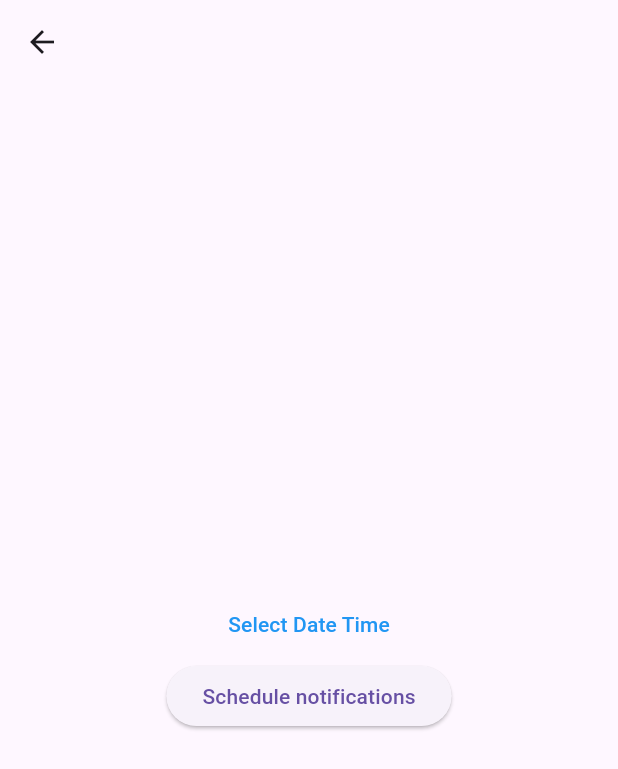
After one commit to Jonalismus/companio_diabetes_app, a Flutter app: the NotificationSettings screen opened directly, after a tap on "Schedule notifications", on a phone screen of 412 x 824 dp. The commit adds this screen. Shown: the top 769 px of the screen. Run offline on Flutter 3.47's test engine with Material 3 defaults, Android fonts, the phone set to English and light mode, and no system bars; our stand-ins replace cloud_firestore, firebase_auth, firebase_core, flutter_datetime_picker_plus, flutter_local_notifications, timezone; accounts and stored records are empty.

Commit message:
add notification on date

```diff
--- a/lib/main.dart
+++ b/lib/main.dart
@@ -2,11 +2,12 @@ import 'package:companio_diabetes_app/api/notification_api.dart';
 import 'package:companio_diabetes_app/screens/signin_screen.dart';
 import 'package:firebase_core/firebase_core.dart';
 import 'package:flutter/material.dart';
-
+import 'package:timezone/data/latest.dart' as tz;
 
 void main() async {
   WidgetsFlutterBinding.ensureInitialized();
   NotificationApi().initNotification();
+  tz.initializeTimeZones();
   await Firebase.initializeApp(
     //Für die Webanwendung:
    //options: DefaultFirebaseOptions.currentPlatform,
--- /dev/null
+++ b/lib/screens/pages/Services/notifi_service.dart
@@ -0,0 +1,58 @@
+import 'package:flutter_local_notifications/flutter_local_notifications.dart';
+import 'package:timezone/timezone.dart' as tz;
+
+class NotificationService {
+  final FlutterLocalNotificationsPlugin notificationsPlugin =
+  FlutterLocalNotificationsPlugin();
+
+  Future<void> initNotification() async {
+    AndroidInitializationSettings initializationSettingsAndroid =
+    const AndroidInitializationSettings('flutter_logo');
+
+    var initializationSettingsIOS = DarwinInitializationSettings(
+        requestAlertPermission: true,
+        requestBadgePermission: true,
+        requestSoundPermission: true,
+        onDidReceiveLocalNotification:
+            (int id, String? title, String? body, String? payload) async {});
+
+    var initializationSettings = InitializationSettings(
+        android: initializationSettingsAndroid, iOS: initializationSettingsIOS);
+    await notificationsPlugin.initialize(initializationSettings,
+        onDidReceiveNotificationResponse:
+            (NotificationResponse notificationResponse) async {});
+  }
+
+  notificationDetails() {
+    return const NotificationDetails(
+        android: AndroidNotificationDetails('channelId', 'channelName',
+            importance: Importance.max),
+        iOS: DarwinNotificationDetails());
+  }
+
+  Future showNotification(
+      {int id = 0, String? title, String? body, String? payLoad}) async {
+    return notificationsPlugin.show(
+        id, title, body, await notificationDetails());
+  }
+
+  Future scheduleNotification(
+      {int id = 0,
+        String? title,
+        String? body,
+        String? payLoad,
+        required DateTime scheduledNotificationDateTime}) async {
+    return notificationsPlugin.zonedSchedule(
+        id,
+        title,
+        body,
+        tz.TZDateTime.from(
+          scheduledNotificationDateTime,
+          tz.local,
+        ),
+        await notificationDetails(),
+        androidAllowWhileIdle: true,
+        uiLocalNotificationDateInterpretation:
+        UILocalNotificationDateInterpretation.absoluteTime);
+  }
+}
--- /dev/null
+++ b/lib/screens/pages/notificationSettings.dart
@@ -0,0 +1,85 @@
+import 'package:flutter/material.dart';
+import 'package:flutter_datetime_picker_plus/flutter_datetime_picker_plus.dart' as picker;
+
+import 'Services/notifi_service.dart';
+
+DateTime scheduleTime = DateTime.now();
+
+class NotificationSettings extends StatefulWidget {
+
+  const NotificationSettings({Key? key, required this.title}) : super(key: key);
+
+  final String title;
+
+  @override
+  State<NotificationSettings> createState() => _NotificationSettings();
+}
+
+class _NotificationSettings extends State<NotificationSettings> {
+  @override
+  Widget build(BuildContext context) {
+    return Scaffold(
+      appBar: AppBar(
+        title: Text(widget.title),
+      ),
+      body: Center(
+        child: Column(
+          mainAxisAlignment: MainAxisAlignment.center,
+          children: const [
+            DatePickerTxt(),
+            ScheduleBtn(),
+          ],
+        ),
+      ),
+    );
+  }
+}
+
+class DatePickerTxt extends StatefulWidget {
+  const DatePickerTxt({
+    Key? key,
+  }) : super(key: key);
+
+  @override
+  State<DatePickerTxt> createState() => _DatePickerTxtState();
+}
+
+class _DatePickerTxtState extends State<DatePickerTxt> {
+  @override
+  Widget build(BuildContext context) {
+    return TextButton(
+      onPressed: () {
+        picker.DatePicker.showDateTimePicker(
+          context,
+          showTitleActions: true,
+          onChanged: (date) => scheduleTime = date,
+          onConfirm: (date) {},
+        );
+      },
+      child: const Text(
+        'Select Date Time',
+        style: TextStyle(color: Colors.blue),
+      ),
+    );
+  }
+}
+
+class ScheduleBtn extends StatelessWidget {
+  const ScheduleBtn({
+    Key? key,
+  }) : super(key: key);
+
+  @override
+  Widget build(BuildContext context) {
+    return ElevatedButton(
+      child: const Text('Schedule notifications'),
+      onPressed: () {
+        debugPrint('Notification Scheduled for $scheduleTime');
+        NotificationService().scheduleNotification(
+            title: 'Scheduled Notification',
+            body: '$scheduleTime',
+            scheduledNotificationDateTime: scheduleTime);
+      },
+    );
+  }
+}
--- a/pubspec.yaml
+++ b/pubspec.yaml
@@ -34,8 +34,9 @@ dependencies:
   firebase_auth: ^4.12.0
   firebase_storage: ^11.4.0
   cloud_firestore: ^4.12.2
-  intl: ^0.17.0
+  intl: ^0.19.0
   flutter_local_notifications: ^16.2.0
+  flutter_datetime_picker_plus: ^2.0.1
 
   # The following adds the Cupertino Icons font to your application.
   # Use with the CupertinoIcons class for iOS style icons.
@@ -51,7 +52,7 @@ dev_dependencies:
   # activated in the `analysis_options.yaml` file located at the root of your
   # package. See that file for information about deactivating specific lint
   # rules and activating additional ones.
-  flutter_lints: ^2.0.0
+  flutter_lints: ^3.0.1
 
 # For information on the generic Dart part of this file, see the
 # following page: https://dart.dev/tools/pub/pubspec
```
Also changed, not shown: lib/screens/home_screen.dart (+23 -12 lines), pubspec.lock, 3 other files.
